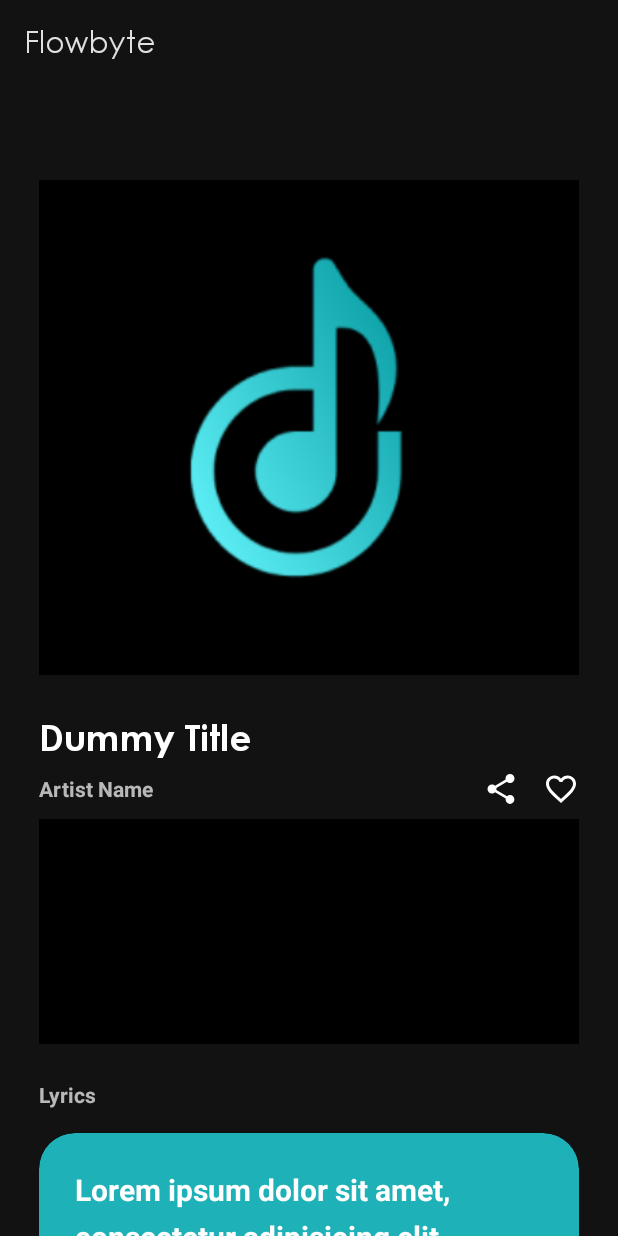
After one commit to RafiqiFariz/flowbyte, an Android app: the SongActivity screen opened directly, with no data from a screen before it, on a phone screen of 412 x 824 dp. The commit adds this screen. Run offline under Robolectric (Android 15) with nearby library versions, the phone set to English and light mode, and no system bars.

Commit message:
feat: make activity_song.xml, change colorPrimary in themes.xml, add custom font

```diff
--- a/app/build.gradle.kts
+++ b/app/build.gradle.kts
@@ -36,7 +36,6 @@ android {
 }
 
 dependencies {
-
     implementation("androidx.core:core-ktx:1.9.0")
     implementation("androidx.appcompat:appcompat:1.6.1")
     implementation("com.google.android.material:material:1.11.0")
@@ -45,7 +44,13 @@ dependencies {
     implementation("androidx.lifecycle:lifecycle-viewmodel-ktx:2.6.1")
     implementation("androidx.navigation:navigation-fragment-ktx:2.5.3")
     implementation("androidx.navigation:navigation-ui-ktx:2.5.3")
+    implementation("androidx.legacy:legacy-support-v4:1.0.0")
     testImplementation("junit:junit:4.13.2")
     androidTestImplementation("androidx.test.ext:junit:1.1.5")
     androidTestImplementation("androidx.test.espresso:espresso-core:3.5.1")
+
+    implementation("androidx.cardview:cardview:1.0.0")
+    implementation("androidx.media3:media3-exoplayer:1.3.0")
+    implementation("androidx.media3:media3-exoplayer-dash:1.3.0")
+    implementation("androidx.media3:media3-ui:1.3.0")
 }
--- a/app/src/main/AndroidManifest.xml
+++ b/app/src/main/AndroidManifest.xml
@@ -13,6 +13,9 @@
         android:theme="@style/Theme.Flowbyte"
         tools:targetApi="31">
         <activity
+            android:name=".ui.song.SongActivity"
+            android:exported="false" />
+        <activity
             android:name=".MainActivity"
             android:exported="true"
             android:label="@string/app_name">
--- /dev/null
+++ b/app/src/main/java/com/flowbyte/ui/song/SongActivity.kt
@@ -0,0 +1,12 @@
+package com.flowbyte.ui.song
+
+import androidx.appcompat.app.AppCompatActivity
+import android.os.Bundle
+import com.flowbyte.R
+
+class SongActivity : AppCompatActivity() {
+    override fun onCreate(savedInstanceState: Bundle?) {
+        super.onCreate(savedInstanceState)
+        setContentView(R.layout.activity_song)
+    }
+}
--- /dev/null
+++ b/app/src/main/res/drawable/ic_favorite_border_24dp.xml
@@ -0,0 +1,5 @@
+<vector android:height="24dp" android:tint="#FFFFFF"
+    android:viewportHeight="24" android:viewportWidth="24"
+    android:width="24dp" xmlns:android="http://schemas.android.com/apk/res/android">
+    <path android:fillColor="@android:color/white" android:pathData="M16.5,3c-1.74,0 -3.41,0.81 -4.5,2.09C10.91,3.81 9.24,3 7.5,3 4.42,3 2,5.42 2,8.5c0,3.78 3.4,6.86 8.55,11.54L12,21.35l1.45,-1.32C18.6,15.36 22,12.28 22,8.5 22,5.42 19.58,3 16.5,3zM12.1,18.55l-0.1,0.1 -0.1,-0.1C7.14,14.24 4,11.39 4,8.5 4,6.5 5.5,5 7.5,5c1.54,0 3.04,0.99 3.57,2.36h1.87C13.46,5.99 14.96,5 16.5,5c2,0 3.5,1.5 3.5,3.5 0,2.89 -3.14,5.74 -7.9,10.05z"/>
+</vector>
--- /dev/null
+++ b/app/src/main/res/drawable/ic_share_24dp.xml
@@ -0,0 +1,5 @@
+<vector android:height="24dp" android:tint="#FFFFFF"
+    android:viewportHeight="24" android:viewportWidth="24"
+    android:width="24dp" xmlns:android="http://schemas.android.com/apk/res/android">
+    <path android:fillColor="@android:color/white" android:pathData="M18,16.08c-0.76,0 -1.44,0.3 -1.96,0.77L8.91,12.7c0.05,-0.23 0.09,-0.46 0.09,-0.7s-0.04,-0.47 -0.09,-0.7l7.05,-4.11c0.54,0.5 1.25,0.81 2.04,0.81 1.66,0 3,-1.34 3,-3s-1.34,-3 -3,-3 -3,1.34 -3,3c0,0.24 0.04,0.47 0.09,0.7L8.04,9.81C7.5,9.31 6.79,9 6,9c-1.66,0 -3,1.34 -3,3s1.34,3 3,3c0.79,0 1.5,-0.31 2.04,-0.81l7.12,4.16c-0.05,0.21 -0.08,0.43 -0.08,0.65 0,1.61 1.31,2.92 2.92,2.92 1.61,0 2.92,-1.31 2.92,-2.92s-1.31,-2.92 -2.92,-2.92z"/>
+</vector>
--- /dev/null
+++ b/app/src/main/res/layout/activity_song.xml
@@ -0,0 +1,131 @@
+<?xml version="1.0" encoding="utf-8"?>
+<androidx.core.widget.NestedScrollView xmlns:android="http://schemas.android.com/apk/res/android"
+    xmlns:app="http://schemas.android.com/apk/res-auto"
+    xmlns:tools="http://schemas.android.com/tools"
+    android:layout_width="match_parent"
+    android:layout_height="match_parent"
+    tools:context=".ui.song.SongActivity">
+
+    <androidx.constraintlayout.widget.ConstraintLayout
+        android:layout_width="match_parent"
+        android:layout_height="match_parent"
+        android:orientation="vertical"
+        android:paddingLeft="@dimen/activity_horizontal_margin"
+        android:paddingTop="64dp"
+        android:paddingRight="@dimen/activity_horizontal_margin"
+        android:paddingBottom="@dimen/activity_vertical_margin">
+
+        <ImageView
+            android:id="@+id/imageView"
+            android:layout_width="match_parent"
+            android:layout_height="330dp"
+            android:scaleType="centerCrop"
+            android:src="@drawable/musium_logo"
+            app:layout_constraintEnd_toEndOf="parent"
+            app:layout_constraintStart_toStartOf="parent"
+            app:layout_constraintTop_toTopOf="parent" />
+
+        <TextView
+            android:id="@+id/textView"
+            style="@style/TextAppearance.AppCompat.Headline"
+            android:layout_width="match_parent"
+            android:layout_height="wrap_content"
+            android:layout_marginTop="26dp"
+            android:fontFamily="@font/gothic_b"
+            android:text="@string/song_title"
+            android:textSize="24sp"
+            android:textStyle="bold"
+            app:layout_constraintTop_toBottomOf="@+id/imageView" />
+
+        <LinearLayout
+            android:id="@+id/linearLayout4"
+            android:layout_width="match_parent"
+            android:layout_height="wrap_content"
+            android:layout_marginTop="8dp"
+            android:gravity="center_vertical"
+            app:layout_constraintEnd_toEndOf="parent"
+            app:layout_constraintStart_toStartOf="parent"
+            app:layout_constraintTop_toBottomOf="@+id/textView">
+
+            <TextView
+                android:id="@+id/artistName"
+                style="@style/TextAppearance.AppCompat.Small"
+                android:layout_width="wrap_content"
+                android:layout_height="wrap_content"
+                android:text="Artist Name"
+                android:textStyle="bold"
+                app:layout_constraintEnd_toEndOf="parent"
+                app:layout_constraintStart_toStartOf="parent"
+                app:layout_constraintTop_toBottomOf="@+id/textView" />
+
+            <LinearLayout
+                android:layout_width="match_parent"
+                android:layout_height="wrap_content"
+                android:gravity="end">
+
+                <ImageView
+                    android:layout_width="wrap_content"
+                    android:layout_height="wrap_content"
+                    android:layout_marginEnd="16dp"
+                    android:src="@drawable/ic_share_24dp"
+                    app:layout_constraintStart_toEndOf="@+id/artistName" />
+
+                <ImageView
+                    android:layout_width="wrap_content"
+                    android:layout_height="wrap_content"
+                    android:src="@drawable/ic_favorite_border_24dp"
+                    app:layout_constraintStart_toEndOf="@+id/artistName" />
+            </LinearLayout>
+        </LinearLayout>
+
+        <androidx.media3.ui.PlayerView
+            android:id="@+id/playerControlView"
+            android:layout_width="match_parent"
+            android:layout_height="150dp"
+            android:layout_marginTop="8dp"
+            app:layout_constraintEnd_toEndOf="parent"
+            app:layout_constraintStart_toStartOf="parent"
+            app:layout_constraintTop_toBottomOf="@+id/linearLayout4" />
+
+        <TextView
+            android:id="@+id/lyricsTitle"
+            style="@style/TextAppearance.AppCompat.Small"
+            android:layout_width="match_parent"
+            android:layout_height="wrap_content"
+            android:layout_marginTop="24dp"
+            android:text="@string/song_lyrics_title"
+            android:textStyle="bold"
+            app:layout_constraintEnd_toEndOf="parent"
+            app:layout_constraintStart_toStartOf="parent"
+            app:layout_constraintTop_toBottomOf="@+id/playerControlView" />
+
+        <androidx.cardview.widget.CardView
+            android:id="@+id/lyrics"
+            android:layout_width="match_parent"
+            android:layout_height="400dp"
+            android:layout_marginTop="16dp"
+            android:backgroundTint="@color/light_sea_green"
+            app:cardCornerRadius="24dp"
+            app:layout_constraintBottom_toBottomOf="parent"
+            app:layout_constraintEnd_toEndOf="parent"
+            app:layout_constraintStart_toStartOf="parent"
+            app:layout_constraintTop_toBottomOf="@+id/lyricsTitle">
+
+            <LinearLayout
+                android:layout_width="match_parent"
+                android:layout_height="wrap_content"
+                android:padding="24dp">
+
+                <TextView
+                    style="@style/TextAppearance.AppCompat.Headline"
+                    android:layout_width="match_parent"
+                    android:layout_height="wrap_content"
+                    android:lineSpacingExtra="8dp"
+                    android:text="@string/lorem_ipsum"
+                    android:textSize="20sp"
+                    android:textStyle="bold" />
+            </LinearLayout>
+        </androidx.cardview.widget.CardView>
+
+    </androidx.constraintlayout.widget.ConstraintLayout>
+</androidx.core.widget.NestedScrollView>
--- a/app/src/main/res/values-night/themes.xml
+++ b/app/src/main/res/values-night/themes.xml
@@ -12,5 +12,7 @@
         <!-- Status bar color. -->
         <item name="android:statusBarColor">?attr/colorPrimaryVariant</item>
         <!-- Customize your theme here. -->
+        <!-- Customize your theme here. -->
+        <item name="android:fontFamily">@font/centurygothic</item>
     </style>
 </resources>
--- a/app/src/main/res/values/dimens.xml
+++ b/app/src/main/res/values/dimens.xml
@@ -1,5 +1,5 @@
 <resources>
     <!-- Default screen margins, per the Android Design guidelines. -->
-    <dimen name="activity_horizontal_margin">16dp</dimen>
-    <dimen name="activity_vertical_margin">16dp</dimen>
+    <dimen name="activity_horizontal_margin">26dp</dimen>
+    <dimen name="activity_vertical_margin">26dp</dimen>
 </resources>
--- a/app/src/main/res/values/strings.xml
+++ b/app/src/main/res/values/strings.xml
@@ -3,4 +3,9 @@
     <string name="title_home">Home</string>
     <string name="title_explore">Explore</string>
     <string name="title_library">Library</string>
+    <string name="song_title">Dummy Title</string>
+    <string name="song_lyrics_title">Lyrics</string>
+    <string name="lorem_ipsum">
+        Lorem ipsum dolor sit amet, consectetur adipisicing elit. Beatae ducimus iusto minima molestias neque placeat quae qui tempora. Aliquid architecto asperiores aut beatae deleniti distinctio dolore dolorum ducimus eaque eos exercitationem fugiat hic ipsa ipsum itaque iusto labore maxime mollitia nihil non nostrum obcaecati officia pariatur perspiciatis possimus quae quas quia, quibusdam quisquam repudiandae saepe similique sunt tenetur, unde ut veritatis voluptatibus. Ex laborum omnis optio provident reprehenderit tempora ullam? Ad consequatur impedit nam odio recusandae reprehenderit sunt vel! Nesciunt, nihil, quod. Autem consectetur corporis cumque cupiditate earum error fuga laborum, non odio provident quasi quidem repudiandae sint totam ullam?
+    </string>
 </resources>
--- a/app/src/main/res/values/themes.xml
+++ b/app/src/main/res/values/themes.xml
@@ -12,5 +12,6 @@
         <!-- Status bar color. -->
         <item name="android:statusBarColor">?attr/colorPrimaryVariant</item>
         <!-- Customize your theme here. -->
+        <item name="android:fontFamily">@font/centurygothic</item>
     </style>
 </resources>
```
Also changed, not shown: app/src/main/res/font/centurygothic.ttf (added), app/src/main/res/font/gothic.TTF (added), app/src/main/res/font/gothic_b.TTF (added), app/src/main/res/font/gothic_bi.TTF (added), app/src/main/res/font/gothic_italic.TTF (added).
